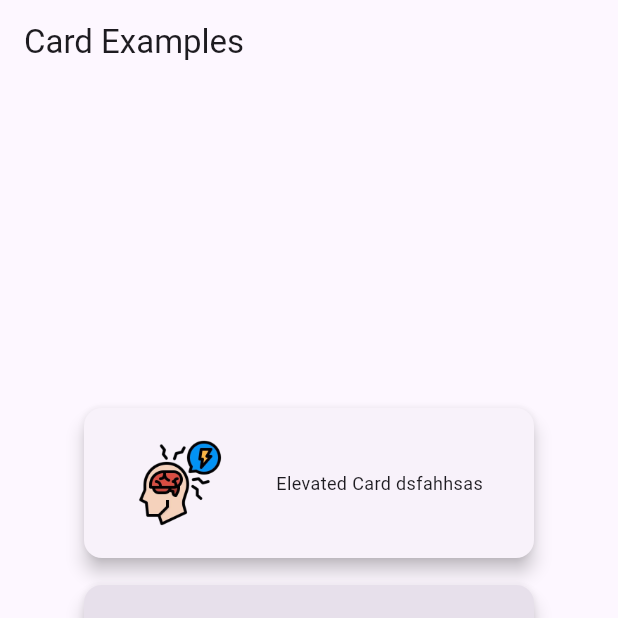
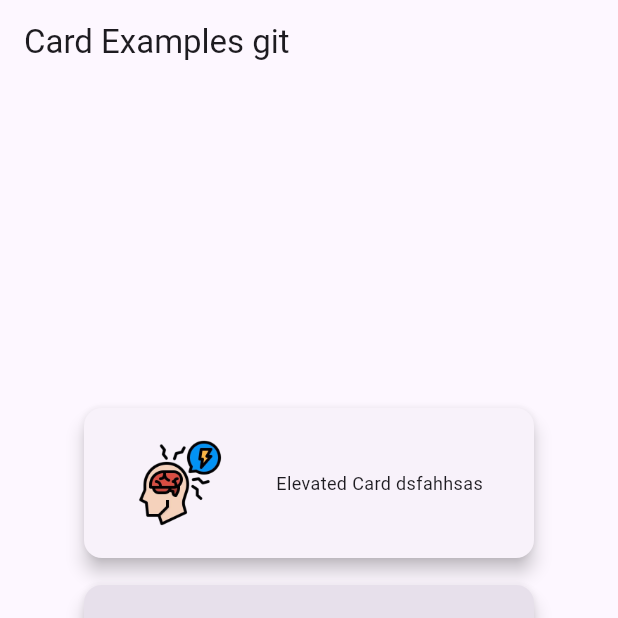
Before and after one commit to Ayama11/drawer, a Flutter app: the screen it shows after launch, on a phone screen of 412 x 824 dp, the top half of it. Run offline on Flutter 3.47's test engine with Material 2 defaults, Android fonts, the phone set to English and light mode, and no system bars.

Commit message:
add text

```diff
--- a/lib/main.dart
+++ b/lib/main.dart
@@ -250,7 +250,7 @@ class CardExamplesApp extends StatelessWidget {
       theme: ThemeData(
           colorSchemeSeed: const Color(0xff6750a4), useMaterial3: true),
       home: Scaffold(
-        appBar: AppBar(title: const Text('Card Examples')),
+        appBar: AppBar(title: const Text('Card Examples git')),
         body: const Column(
           children: <Widget>[
             Spacer(),
```
